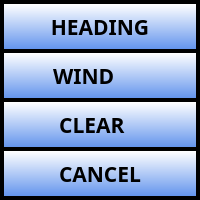
Qt form ui/BugSelector.ui (UnexplodedMinds/Stratofier) before a commit.
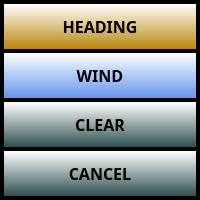
The same form after that commit. Icons and pictures are not drawn.

What changed in the file:
```diff
--- a/ui/BugSelector.ui
+++ b/ui/BugSelector.ui
@@ -94,9 +94,17 @@
   <property name="styleSheet">
    <string notr="true">QPushButton
 {
-	 border: none;
-	background-color: qlineargradient( x1:0, y1:0, x2:0, y2:1, stop: 0 white, stop:1 CornflowerBlue ); margin: 2px;
-}</string>
+	border: none;
+	background-color: qlineargradient( x1:0, y1:0, x2:0, y2:1, stop: 0 white, stop:1 DarkSlateGray );
+	margin: 2px;
+}
+QPushButton::pressed
+{
+	border: none;
+	background-color: qlineargradient( x1:0, y1:0, x2:0, y2:1, stop: 0 DarkSlateGray, stop:1 white );
+	margin: 2px;
+}
+</string>
   </property>
   <layout class="QVBoxLayout" name="verticalLayout">
    <property name="spacing">
@@ -125,7 +133,7 @@
      <property name="font">
       <font>
        <family>Piboto</family>
-       <pointsize>16</pointsize>
+       <pointsize>12</pointsize>
        <weight>75</weight>
        <bold>true</bold>
       </font>
@@ -133,6 +141,21 @@
      <property name="autoFillBackground">
       <bool>false</bool>
      </property>
+     <property name="styleSheet">
+      <string notr="true">QPushButton
+{
+	border: none;
+	background-color: qlineargradient( x1:0, y1:0, x2:0, y2:1, stop: 0 white, stop:1 DarkGoldenrod );
+	margin: 2px;
+}
+QPushButton::pressed
+{
+	border: none;
+	background-color: qlineargradient( x1:0, y1:0, x2:0, y2:1, stop: 0 DarkSlateGray, stop:1 white );
+	margin: 2px;
+}
+</string>
+     </property>
      <property name="text">
       <string>HEADING</string>
      </property>
@@ -165,17 +188,28 @@
      <property name="font">
       <font>
        <family>Piboto</family>
-       <pointsize>16</pointsize>
+       <pointsize>12</pointsize>
        <weight>75</weight>
        <bold>true</bold>
       </font>
      </property>
+     <property name="styleSheet">
+      <string notr="true">QPushButton
+{
+	border: none;
+	background-color: qlineargradient( x1:0, y1:0, x2:0, y2:1, stop: 0 white, stop:1 CornflowerBlue );
+	margin: 2px;
+}
+QPushButton::pressed
+{
+	border: none;
+	background-color: qlineargradient( x1:0, y1:0, x2:0, y2:1, stop: 0 DarkSlateGray, stop:1 white );
+	margin: 2px;
+}
+</string>
+     </property>
      <property name="text">
-      <string>WIND      </string>
-     </property>
-     <property name="icon">
-      <iconset resource="../AHRSResources.qrc">
-       <normaloff>:/icons/resources/WindIcon.png</normaloff>:/icons/resources/WindIcon.png</iconset>
+      <string>WIND</string>
      </property>
      <property name="iconSize">
       <size>
@@ -199,17 +233,13 @@
      <property name="font">
       <font>
        <family>Piboto</family>
-       <pointsize>16</pointsize>
+       <pointsize>12</pointsize>
        <weight>75</weight>
        <bold>true</bold>
       </font>
      </property>
      <property name="text">
-      <string>CLEAR   </string>
-     </property>
-     <property name="icon">
-      <iconset resource="../AHRSResources.qrc">
-       <normaloff>:/icons/resources/Backspace.png</normaloff>:/icons/resources/Backspace.png</iconset>
+      <string>CLEAR</string>
      </property>
      <property name="iconSize">
       <size>
@@ -233,7 +263,7 @@
      <property name="font">
       <font>
        <family>Piboto</family>
-       <pointsize>16</pointsize>
+       <pointsize>12</pointsize>
        <weight>75</weight>
        <bold>true</bold>
       </font>
```
Left out of the diff: 8 changed lines with no effect on the pictures.
